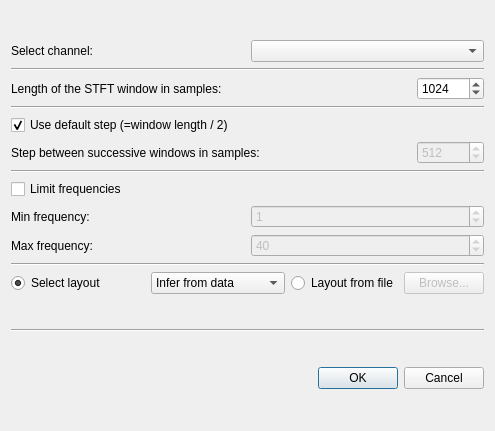
Above: qt4Designer_ui_files/TFRfromRawDialogUi.ui from cibr-jyu/meggie before the change. Below: the same form after it.
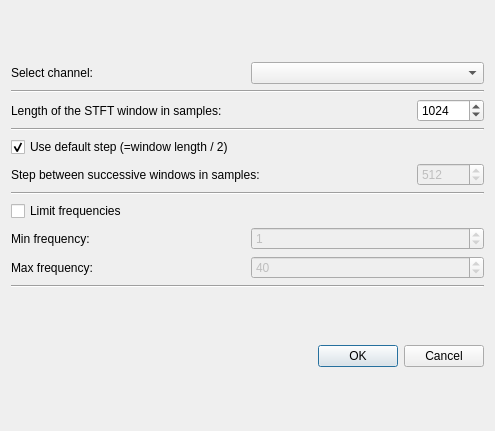
That is the form after the change.

Commit message: Do new style layout selection

```diff
--- a/qt4Designer_ui_files/TFRfromRawDialogUi.ui
+++ b/qt4Designer_ui_files/TFRfromRawDialogUi.ui
@@ -14,16 +14,6 @@
    <string>Meggie - TFR from raw</string>
   </property>
   <layout class="QGridLayout" name="gridLayout">
-   <item row="3" column="0">
-    <widget class="QDialogButtonBox" name="buttonBox">
-     <property name="orientation">
-      <enum>Qt::Horizontal</enum>
-     </property>
-     <property name="standardButtons">
-      <set>QDialogButtonBox::Cancel|QDialogButtonBox::Ok</set>
-     </property>
-    </widget>
-   </item>
    <item row="0" column="0">
     <layout class="QVBoxLayout" name="verticalLayout">
      <item>
@@ -219,57 +209,16 @@
        </property>
       </widget>
      </item>
-     <item>
-      <layout class="QHBoxLayout" name="horizontalLayout_35">
-       <item>
-        <widget class="QRadioButton" name="radioButtonSelectLayout">
-         <property name="text">
-          <string>Select layout</string>
-         </property>
-         <property name="checked">
-          <bool>true</bool>
-         </property>
-        </widget>
-       </item>
-       <item>
-        <widget class="QComboBox" name="comboBoxLayout">
-         <item>
-          <property name="text">
-           <string>Infer from data</string>
-          </property>
-         </item>
-        </widget>
-       </item>
-       <item>
-        <layout class="QHBoxLayout" name="horizontalLayout_36">
-         <item>
-          <widget class="QRadioButton" name="radioButtonLayoutFromFile">
-           <property name="text">
-            <string>Layout from file</string>
-           </property>
-          </widget>
-         </item>
-         <item>
-          <widget class="QPushButton" name="pushButtonBrowseLayout">
-           <property name="enabled">
-            <bool>false</bool>
-           </property>
-           <property name="text">
-            <string>Browse...</string>
-           </property>
-          </widget>
-         </item>
-        </layout>
-       </item>
-      </layout>
-     </item>
     </layout>
    </item>
    <item row="2" column="0">
-    <widget class="Line" name="line_4">
+    <widget class="QDialogButtonBox" name="buttonBox">
      <property name="orientation">
       <enum>Qt::Horizontal</enum>
      </property>
+     <property name="standardButtons">
+      <set>QDialogButtonBox::Cancel|QDialogButtonBox::Ok</set>
+     </property>
     </widget>
    </item>
   </layout>
```
Left out of the diff: 16 changed lines with no effect on the pictures. The commit also changes 17 other files.
